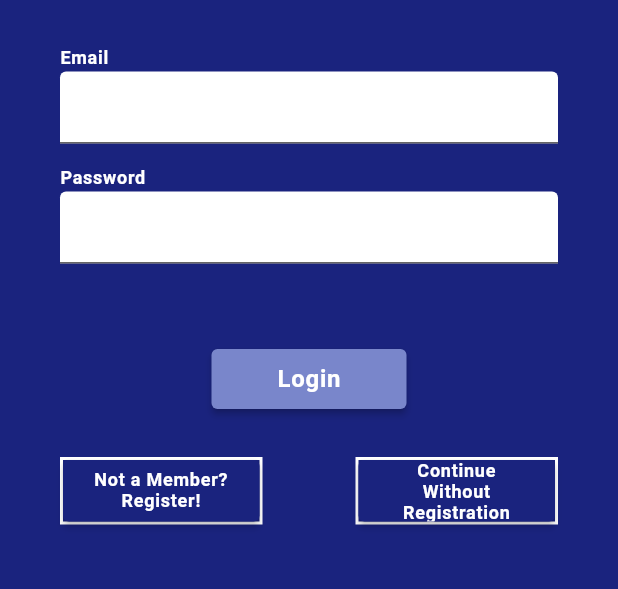
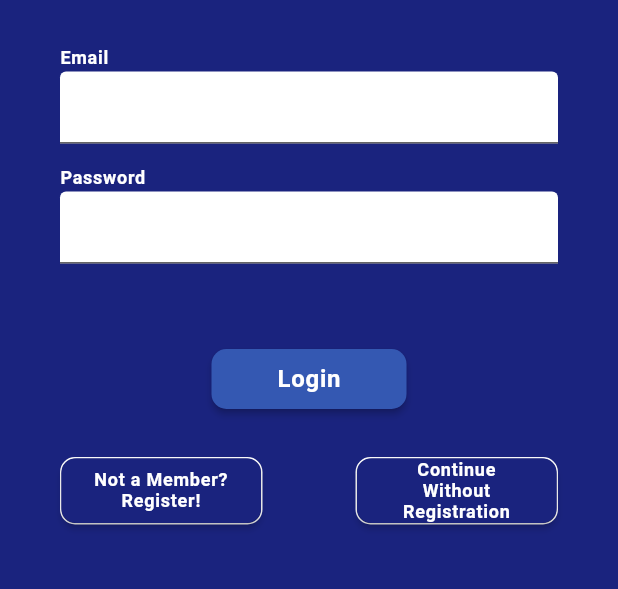
Before and after one commit to gtubt/gtubt-mobile, a Flutter app: the screen it shows after launch, item 3 of the bottom bar chosen, on a phone screen of 412 x 824 dp, the part 506-1095 px from its top. Run offline on Flutter 3.47's test engine with Material 2 defaults, Android fonts, the phone set to English and light mode, and no system bars; our stand-ins replace another_flushbar, basic_utils, bloc, equatable, firebase_auth, firebase_core and 4 more; accounts and stored records are empty; generated files the repository leaves out were written again; Roboto replaces fonts that are missing (Palanquin).

Commit message:
button-styles: Create button styles package
What is changed:
Button styles is now a package.

```diff
--- a/gtubt/lib/service/ticket.dart
+++ b/gtubt/lib/service/ticket.dart
@@ -11,22 +11,18 @@ class TicketService extends BaseService {
 
   Future<Ticket> get(User user) async {
     //  TODO: implement
-    throw UnimplementedError();
   }
 
   Future<Ticket> post(User user) async {
     //  TODO: implement
-    throw UnimplementedError();
   }
 
   Future<Ticket> patch(User user) async {
     //  TODO: implement
-    throw UnimplementedError();
   }
 
   Future<Ticket> delete(User user) async {
     //  TODO: implement
-    throw UnimplementedError();
   }
 
   Future<List<Ticket>> getAll(User user) async {
--- a/gtubt/lib/ui/blocs/calendar_bloc/calendar_bloc.dart
+++ b/gtubt/lib/ui/blocs/calendar_bloc/calendar_bloc.dart
@@ -1,9 +1,11 @@
 import 'package:GTUBT/models/event.dart';
+import 'package:GTUBT/service/user.dart';
 import 'package:flutter_bloc/flutter_bloc.dart';
 
 import 'package:GTUBT/ui/blocs/calendar_bloc/bloc.dart';
 
 class CalendarPageBloc extends Bloc<CalendarPageEvent, CalendarPageState> {
+  final UserService _userService = UserService();
   CalendarPageBloc() : super(CalendarPageInitState());
 
   List<Event> pageEvents = [
--- a/gtubt/lib/ui/blocs/ticket_bloc/ticket_bloc.dart
+++ b/gtubt/lib/ui/blocs/ticket_bloc/ticket_bloc.dart
@@ -1,9 +1,11 @@
 import 'package:GTUBT/models/ticket.dart';
+import 'package:GTUBT/service/user.dart';
 import 'package:flutter_bloc/flutter_bloc.dart';
 
 import 'bloc.dart';
 
 class TicketPageBloc extends Bloc<TicketPageEvent, TicketPageState> {
+  final UserService _userService = UserService();
   TicketPageBloc() : super(TicketPageInitState());
 
   List<Ticket> pageTickets = [
--- a/gtubt/lib/ui/pages/login_form.dart
+++ b/gtubt/lib/ui/pages/login_form.dart
@@ -4,6 +4,7 @@ import 'package:GTUBT/ui/blocs/page_bloc/bloc.dart';
 import 'package:GTUBT/ui/routes.dart';
 import 'package:GTUBT/ui/style/color_sets.dart';
 import 'package:GTUBT/ui/style/text_styles.dart';
+import 'package:GTUBT/ui/style/button_styles.dart';
 import 'package:GTUBT/ui/utils/notification.dart';
 
 import 'package:flutter/material.dart';
@@ -144,8 +145,7 @@ class _LoginFormState extends State<LoginForm> {
       margin: EdgeInsets.only(bottom: 32),
       child: ElevatedButton(
         onPressed: () => _isLoginButtonEnabled() ? _onFormSubmitted() : null,
-        style:
-            ElevatedButton.styleFrom(primary: ColorSets.selectedBarItemColor),
+        style: ButtonStyles.loginButton,
         child: Text(
           'Login',
           style: TextStyles.subtitle1.copyWith(color: ColorSets.lightTextColor),
@@ -161,7 +161,7 @@ class _LoginFormState extends State<LoginForm> {
       width: 135,
       child: TextButton(
         onPressed: _onForgotPasswordPressed,
-        style: TextButton.styleFrom(primary: ColorSets.barBackgroundColor),
+        style: ButtonStyles.forgotPasswordButton,
         child: Text(
           'Forgot Password',
           textAlign: TextAlign.right,
@@ -187,20 +187,14 @@ class _LoginFormState extends State<LoginForm> {
                 PageChanged(context: context, routeName: SIGN_UP_URL),
               );
         },
-        style: ElevatedButton.styleFrom(primary: ColorSets.barBackgroundColor),
+        style: ButtonStyles.loginPageButton,
         child: Text(
           'Not a Member?\nRegister!',
           textAlign: TextAlign.center,
           style: TextStyles.caption.copyWith(color: ColorSets.lightTextColor),
         ),
       ),
-      decoration: BoxDecoration(
-        color: ColorSets.barBackgroundColor,
-        border: Border.all(
-          color: Colors.white,
-          width: 2.0,
-        ),
-      ),
+      decoration: ButtonDecorations.loginPageButton,
     );
   }
 
@@ -213,20 +207,14 @@ class _LoginFormState extends State<LoginForm> {
           Navigator.pushNamedAndRemoveUntil(
               _context, MAIN_URL, (route) => false);
         },
-        style: ElevatedButton.styleFrom(primary: ColorSets.barBackgroundColor),
+        style: ButtonStyles.loginPageButton,
         child: Text(
           'Continue Without Registration',
           textAlign: TextAlign.center,
           style: TextStyles.caption.copyWith(color: ColorSets.lightTextColor),
         ),
       ),
-      decoration: BoxDecoration(
-        color: ColorSets.barBackgroundColor,
-        border: Border.all(
-          color: Colors.white,
-          width: 2.0,
-        ),
-      ),
+      decoration: ButtonDecorations.loginPageButton,
     );
   }
 
--- a/gtubt/lib/ui/pages/profile_page.dart
+++ b/gtubt/lib/ui/pages/profile_page.dart
@@ -5,6 +5,7 @@ import 'package:GTUBT/ui/blocs/authentication_bloc/bloc.dart';
 import 'package:GTUBT/ui/blocs/page_bloc/bloc.dart';
 import 'package:GTUBT/ui/blocs/user_bloc/bloc.dart';
 import 'package:GTUBT/ui/routes.dart';
+import 'package:GTUBT/ui/style/button_styles.dart';
 import 'package:GTUBT/ui/style/color_sets.dart';
 import 'package:GTUBT/ui/style/text_styles.dart';
 import 'package:GTUBT/ui/utils/notification.dart';
@@ -257,13 +258,7 @@ class _ProfilePageState extends State<ProfilePage> {
                     onPressed: () {
                       Navigator.pop(context);
                     },
-                    style: ElevatedButton.styleFrom(
-                        primary: ColorSets.barBackgroundColor,
-                        shape: RoundedRectangleBorder(
-                            borderRadius: BorderRadius.circular(10.0)),
-                        textStyle: TextStyle(
-                          color: ColorSets.lightTextColor,
-                        )),
+                    style: ButtonStyles.cancelButton,
                     child: Text("Cancel"),
                   ),
                   SizedBox(width: 20),
@@ -277,15 +272,7 @@ class _ProfilePageState extends State<ProfilePage> {
                             );
                       }
                     },
-                    style: ElevatedButton.styleFrom(
-                        primary: ColorSets.profilePageThemeColor,
-                        shape: RoundedRectangleBorder(
-                          borderRadius: BorderRadius.circular(10.0),
-                          side: BorderSide(color: ColorSets.lightTextColor),
-                        ),
-                        textStyle: TextStyle(
-                          color: ColorSets.lightTextColor,
-                        )),
+                    style: ButtonStyles.deleteAccountButton,
                     child: Text("Delete Account"),
                   )
                 ]),
--- a/gtubt/lib/ui/pages/signup_page.dart
+++ b/gtubt/lib/ui/pages/signup_page.dart
@@ -1,5 +1,6 @@
 import 'package:GTUBT/ui/blocs/authentication_bloc/bloc.dart';
 import 'package:GTUBT/ui/blocs/register_bloc/bloc.dart';
+import 'package:GTUBT/ui/style/button_styles.dart';
 import 'package:GTUBT/ui/style/color_sets.dart';
 import 'package:GTUBT/ui/style/form_box_container.dart';
 import 'package:GTUBT/ui/style/text_styles.dart';
@@ -259,10 +260,7 @@ class _SignUpPageState extends State<SignUpPage> {
       margin: EdgeInsets.only(bottom: 32),
       child: ElevatedButton(
         onPressed: () => isSignUpButtonEnabled() ? _onFormSubmitted() : null,
-        style: ElevatedButton.styleFrom(
-            primary: ColorSets.selectedBarItemColor,
-            shape: RoundedRectangleBorder(
-                borderRadius: BorderRadius.circular(10.0))),
+        style: ButtonStyles.createAccountButton,
         child: Text(
           'Create Account',
           style: TextStyles.subtitle1.copyWith(color: ColorSets.lightTextColor),
--- /dev/null
+++ b/gtubt/lib/ui/style/button_styles.dart
@@ -0,0 +1,42 @@
+import 'package:flutter/material.dart';
+import 'package:GTUBT/ui/style/color_sets.dart';
+
+class ButtonStyles {
+  static ButtonStyle loginButton = ElevatedButton.styleFrom(
+      primary: ColorSets.loginButtonColor,
+      shape: RoundedRectangleBorder(borderRadius: BorderRadius.circular(10.0)));
+  static ButtonStyle loginPageButton = ElevatedButton.styleFrom(
+      primary: ColorSets.barBackgroundColor,
+      shape: RoundedRectangleBorder(borderRadius: BorderRadius.circular(10.0)));
+  static ButtonStyle forgotPasswordButton =
+      TextButton.styleFrom(primary: ColorSets.barBackgroundColor);
+  static ButtonStyle deleteAccountButton = ElevatedButton.styleFrom(
+      primary: ColorSets.profilePageThemeColor,
+      shape: RoundedRectangleBorder(
+        borderRadius: BorderRadius.circular(10.0),
+        side: BorderSide(color: ColorSets.lightTextColor),
+      ),
+      textStyle: TextStyle(
+        color: ColorSets.lightTextColor,
+      ));
+  static ButtonStyle cancelButton = ElevatedButton.styleFrom(
+      primary: ColorSets.barBackgroundColor,
+      shape: RoundedRectangleBorder(borderRadius: BorderRadius.circular(10.0)),
+      textStyle: TextStyle(
+        color: ColorSets.lightTextColor,
+      ));
+  static ButtonStyle createAccountButton = ElevatedButton.styleFrom(
+      primary: ColorSets.selectedBarItemColor,
+      shape: RoundedRectangleBorder(borderRadius: BorderRadius.circular(10.0)));
+}
+
+class ButtonDecorations {
+  static BoxDecoration loginPageButton = BoxDecoration(
+    borderRadius: BorderRadius.circular(10.0),
+    color: ColorSets.barBackgroundColor,
+    border: Border.all(
+      color: Colors.white,
+      width: 1.0,
+    ),
+  );
+}
--- a/gtubt/lib/ui/style/color_sets.dart
+++ b/gtubt/lib/ui/style/color_sets.dart
@@ -10,6 +10,7 @@ class ColorSets {
   static const defaultBarBackgroundColor = Color(0xFFFFFFFF);
   static const defaultTextColor = Colors.black;
   static const lightTextColor = Colors.white;
+  static const loginButtonColor = Color(0xFF3458B2);
 
   static const pageBackgroundColor = Color(0xFFFFFFFF);
 }
```
